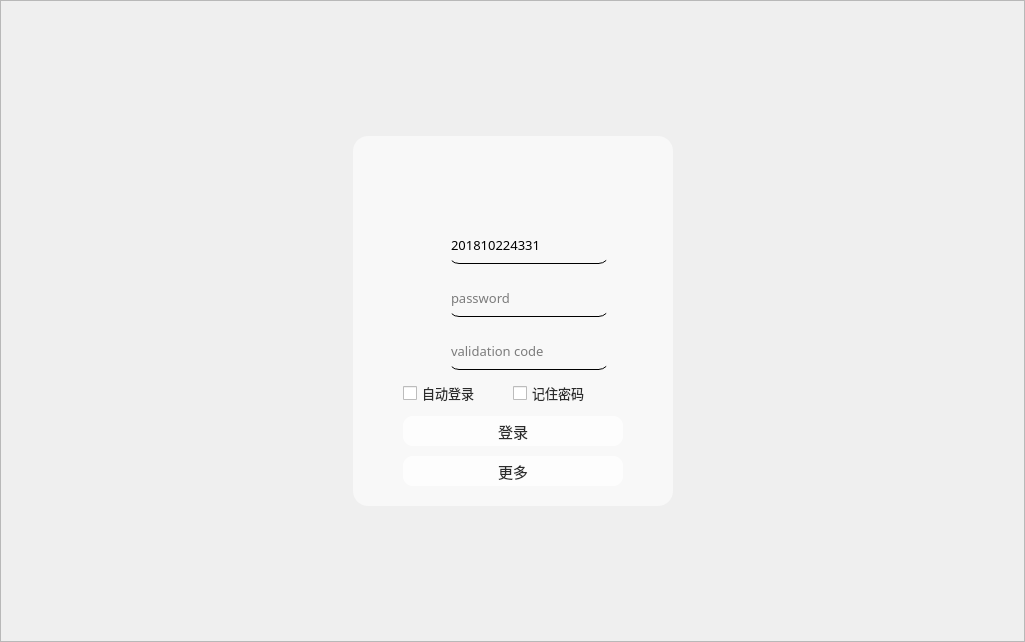
Old version of the form Qt-Zhku-Client/ZhkuLoginWidget.ui in the repository yujiecong/Qt-Zhku-Client.
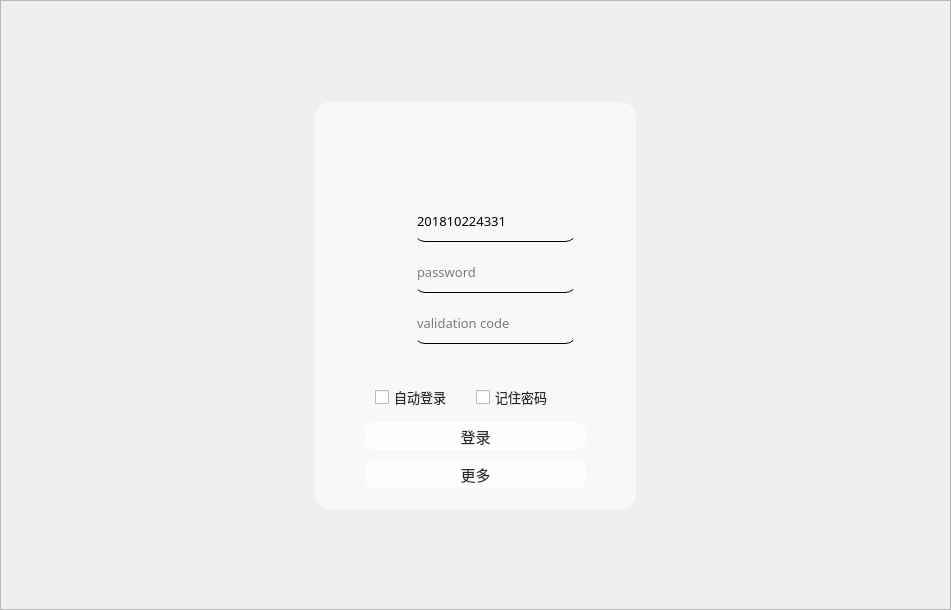
New version of the form. Icons and pictures are not drawn. Custom widgets are drawn as their Qt base class.

Diff of the .ui file:
```diff
--- a/Qt-Zhku-Client/ZhkuLoginWidget.ui
+++ b/Qt-Zhku-Client/ZhkuLoginWidget.ui
@@ -6,8 +6,8 @@
    <rect>
     <x>0</x>
     <y>0</y>
-    <width>1025</width>
-    <height>642</height>
+    <width>951</width>
+    <height>610</height>
    </rect>
   </property>
   <property name="windowTitle">
@@ -63,7 +63,7 @@
        <number>0</number>
       </property>
       <item>
-       <layout class="QVBoxLayout" name="verticalLayout">
+       <layout class="QVBoxLayout" name="verticalLayout" stretch="1,4,1">
         <property name="spacing">
          <number>0</number>
         </property>
@@ -83,7 +83,7 @@
         <item>
          <layout class="QHBoxLayout" name="horizontalLayout_2">
           <item>
-           <spacer name="horizontalSpacer">
+           <spacer name="horizontalSpacer_2">
             <property name="orientation">
              <enum>Qt::Horizontal</enum>
             </property>
@@ -97,16 +97,22 @@
           </item>
           <item>
            <widget class="QWidget" name="widget" native="true">
+            <property name="sizePolicy">
+             <sizepolicy hsizetype="Preferred" vsizetype="Preferred">
+              <horstretch>0</horstretch>
+              <verstretch>0</verstretch>
+             </sizepolicy>
+            </property>
             <property name="minimumSize">
              <size>
-              <width>320</width>
-              <height>370</height>
+              <width>321</width>
+              <height>407</height>
              </size>
             </property>
             <property name="maximumSize">
              <size>
-              <width>320</width>
-              <height>370</height>
+              <width>321</width>
+              <height>407</height>
              </size>
             </property>
             <property name="styleSheet">
@@ -117,7 +123,7 @@
 
 </string>
             </property>
-            <layout class="QVBoxLayout" name="verticalLayout_3">
+            <layout class="QVBoxLayout" name="verticalLayout_3" stretch="1,1,5,1,1,1,1">
              <property name="spacing">
               <number>10</number>
              </property>
@@ -153,16 +159,22 @@
                </item>
                <item>
                 <widget class="QLabel" name="logo">
+                 <property name="sizePolicy">
+                  <sizepolicy hsizetype="Preferred" vsizetype="Preferred">
+                   <horstretch>0</horstretch>
+                   <verstretch>0</verstretch>
+                  </sizepolicy>
+                 </property>
                  <property name="minimumSize">
                   <size>
-                   <width>100</width>
+                   <width>0</width>
                    <height>40</height>
                   </size>
                  </property>
                  <property name="maximumSize">
                   <size>
-                   <width>140</width>
-                   <height>16777215</height>
+                   <width>16777215</width>
+                   <height>40</height>
                   </size>
                  </property>
                  <property name="styleSheet">
@@ -194,38 +206,42 @@
                <property name="orientation">
                 <enum>Qt::Vertical</enum>
                </property>
-               <property name="sizeType">
-                <enum>QSizePolicy::Fixed</enum>
-               </property>
                <property name="sizeHint" stdset="0">
                 <size>
                  <width>20</width>
-                 <height>20</height>
+                 <height>40</height>
                 </size>
                </property>
               </spacer>
              </item>
              <item>
+              <widget class="QWidget" name="inputwidget" native="true">
               <layout class="QVBoxLayout" name="verticalLayout_2">
                <property name="spacing">
-                <number>15</number>
+                 <number>10</number>
+                </property>
+                <property name="leftMargin">
+                 <number>0</number>
                </property>
                <property name="topMargin">
                 <number>0</number>
                </property>
+                <property name="rightMargin">
+                 <number>0</number>
+                </property>
                <property name="bottomMargin">
                 <number>0</number>
                </property>
                <item>
                 <layout class="QHBoxLayout" name="horizontalLayout_5">
                  <property name="spacing">
-                  <number>0</number>
+                   <number>20</number>
                  </property>
                  <property name="leftMargin">
-                  <number>0</number>
+                   <number>10</number>
                  </property>
                  <property name="rightMargin">
-                  <number>0</number>
+                   <number>10</number>
                  </property>
                  <item>
                   <widget class="QLabel" name="label_3">
@@ -241,6 +257,12 @@
                      <height>20</height>
                     </size>
                    </property>
+                    <property name="maximumSize">
+                     <size>
+                      <width>20</width>
+                      <height>20</height>
+                     </size>
+                    </property>
                    <property name="styleSheet">
                     <string notr="true">image: url(:/assets/login/user.svg);</string>
                    </property>
@@ -263,12 +285,6 @@
                      <height>0</height>
                     </size>
                    </property>
-                   <property name="maximumSize">
-                    <size>
-                     <width>160</width>
-                     <height>200</height>
-                    </size>
-                   </property>
                    <property name="font">
                     <font>
                      <family>微软雅黑</family>
@@ -287,6 +303,9 @@
                    <property name="text">
                     <string>201810224331</string>
                    </property>
+                    <property name="alignment">
+                     <set>Qt::AlignLeading|Qt::AlignLeft|Qt::AlignVCenter</set>
+                    </property>
                    <property name="placeholderText">
                     <string>account</string>
                    </property>
@@ -297,13 +316,13 @@
                <item>
                 <layout class="QHBoxLayout" name="horizontalLayout_6">
                  <property name="spacing">
-                  <number>0</number>
+                   <number>20</number>
                  </property>
                  <property name="leftMargin">
-                  <number>0</number>
+                   <number>10</number>
                  </property>
                  <property name="rightMargin">
-                  <number>0</number>
+                   <number>10</number>
                  </property>
                  <item>
                   <widget class="QLabel" name="label_4">
@@ -319,6 +338,12 @@
                      <height>20</height>
                     </size>
                    </property>
+                    <property name="maximumSize">
+                     <size>
+                      <width>20</width>
+                      <height>20</height>
+                     </size>
+                    </property>
                    <property name="styleSheet">
                     <string notr="true">image: url(:/assets/login/password.svg);</string>
                    </property>
@@ -335,12 +360,6 @@
                      <verstretch>0</verstretch>
                     </sizepolicy>
                    </property>
-                   <property name="maximumSize">
-                    <size>
-                     <width>160</width>
-                     <height>16777215</height>
-                    </size>
-                   </property>
                    <property name="font">
                     <font>
                      <family>微软雅黑</family>
@@ -359,6 +378,9 @@
                    <property name="echoMode">
                     <enum>QLineEdit::Password</enum>
                    </property>
+                    <property name="alignment">
+                     <set>Qt::AlignLeading|Qt::AlignLeft|Qt::AlignVCenter</set>
+                    </property>
                    <property name="placeholderText">
                     <string>password</string>
                    </property>
@@ -369,10 +391,13 @@
                <item>
                 <layout class="QHBoxLayout" name="horizontalLayout_7">
                  <property name="spacing">
-                  <number>0</number>
+                   <number>20</number>
                  </property>
                  <property name="leftMargin">
-                  <number>0</number>
+                   <number>10</number>
+                  </property>
+                  <property name="rightMargin">
+                   <number>10</number>
                  </property>
                  <item>
                   <widget class="QLabel" name="label_5">
@@ -410,12 +435,6 @@
                      <verstretch>0</verstretch>
                     </sizepolicy>
                    </property>
-                   <property name="maximumSize">
-                    <size>
-                     <width>160</width>
-                     <height>16777215</height>
-                    </size>
-                   </property>
                    <property name="font">
                     <font>
                      <family>微软雅黑</family>
@@ -431,6 +450,9 @@
                    <property name="text">
                     <string/>
                    </property>
+                    <property name="alignment">
+                     <set>Qt::AlignLeading|Qt::AlignLeft|Qt::AlignVCenter</set>
+                    </property>
                    <property name="placeholderText">
                     <string>validation code</string>
                    </property>
@@ -439,6 +461,20 @@
                 </layout>
                </item>
               </layout>
+              </widget>
+             </item>
+             <item>
+              <spacer name="verticalSpacer_3">
+               <property name="orientation">
+                <enum>Qt::Vertical</enum>
+               </property>
+               <property name="sizeHint" stdset="0">
+                <size>
+                 <width>20</width>
+                 <height>40</height>
+                </size>
+               </property>
+              </spacer>
              </item>
              <item>
               <widget class="QWidget" name="widget_2" native="true">
@@ -447,19 +483,25 @@
                  <number>0</number>
                 </property>
                 <property name="leftMargin">
-                 <number>0</number>
+                 <number>10</number>
                 </property>
                 <property name="topMargin">
                  <number>0</number>
                 </property>
                 <property name="rightMargin">
-                 <number>0</number>
+                 <number>10</number>
                 </property>
                 <property name="bottomMargin">
                  <number>0</number>
                 </property>
                 <item>
                  <widget class="QCheckBox" name="checkBox">
+                  <property name="sizePolicy">
+                   <sizepolicy hsizetype="Preferred" vsizetype="Fixed">
+                    <horstretch>0</horstretch>
+                    <verstretch>0</verstretch>
+                   </sizepolicy>
+                  </property>
                   <property name="font">
                    <font>
                     <family>微软雅黑</family>
@@ -476,6 +518,12 @@
                 </item>
                 <item>
                  <widget class="QCheckBox" name="checkBox_2">
+                  <property name="sizePolicy">
+                   <sizepolicy hsizetype="Preferred" vsizetype="Fixed">
+                    <horstretch>0</horstretch>
+                    <verstretch>0</verstretch>
+                   </sizepolicy>
+                  </property>
                   <property name="font">
                    <font>
                     <family>微软雅黑</family>
@@ -495,11 +543,11 @@
              </item>
              <item>
               <widget class="QPushButton" name="loginButton">
-               <property name="minimumSize">
-                <size>
-                 <width>0</width>
-                 <height>30</height>
-                </size>
+               <property name="sizePolicy">
+                <sizepolicy hsizetype="Preferred" vsizetype="Preferred">
+                 <horstretch>0</horstretch>
+                 <verstretch>0</verstretch>
+                </sizepolicy>
                </property>
                <property name="font">
                 <font>
@@ -531,11 +579,11 @@
              </item>
              <item>
               <widget class="QPushButton" name="loginButton_2">
-               <property name="minimumSize">
-                <size>
-                 <width>0</width>
-                 <height>30</height>
-                </size>
+               <property name="sizePolicy">
+                <sizepolicy hsizetype="Preferred" vsizetype="Preferred">
+                 <horstretch>0</horstretch>
+                 <verstretch>0</verstretch>
+                </sizepolicy>
                </property>
                <property name="font">
                 <font>
@@ -569,7 +617,7 @@
            </widget>
           </item>
           <item>
-           <spacer name="horizontalSpacer_2">
+           <spacer name="horizontalSpacer">
             <property name="orientation">
              <enum>Qt::Horizontal</enum>
             </property>
```
Left out of the diff: 6 changed lines with no effect on the pictures. Lines whose indentation alone changed are shown as unchanged.
